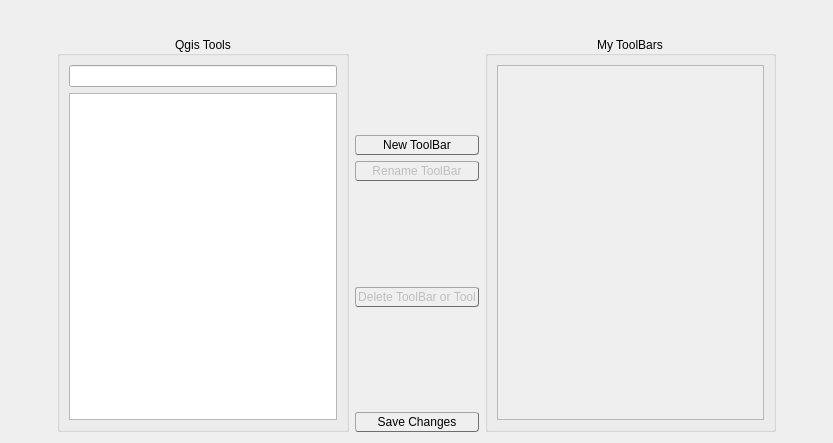
Old version of the form ui.resources/ui_CustomToolbar.ui in the repository All4Gis/CustomToolBar.
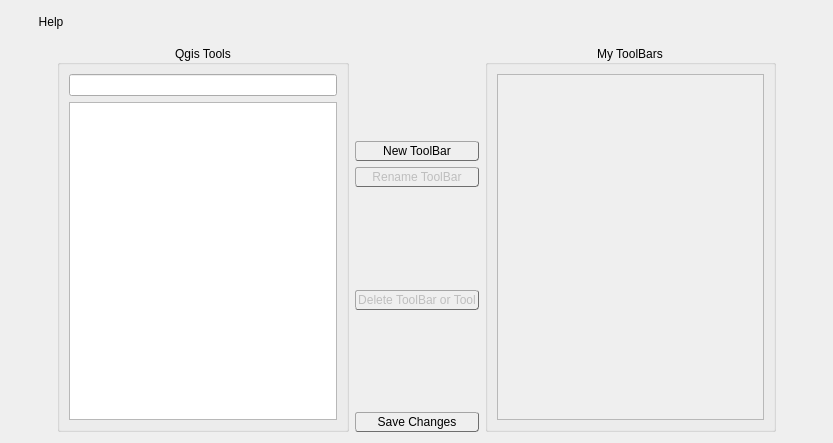
New version of the form. Icons and pictures are not drawn. Custom widgets are drawn as their Qt base class.

```diff
--- a/ui.resources/ui_CustomToolbar.ui
+++ b/ui.resources/ui_CustomToolbar.ui
@@ -21,10 +21,40 @@
    <string/>
   </property>
   <layout class="QVBoxLayout" name="verticalLayout_2">
+   <item>
+    <layout class="QHBoxLayout" name="horizontalLayout">
+     <item>
+      <widget class="QPushButton" name="help_btn">
+       <property name="cursor">
+        <cursorShape>PointingHandCursor</cursorShape>
+       </property>
+       <property name="text">
+        <string>Help</string>
+       </property>
+       <property name="flat">
+        <bool>true</bool>
+       </property>
+      </widget>
+     </item>
+     <item>
+      <spacer name="horizontalSpacer">
+       <property name="orientation">
+        <enum>Qt::Horizontal</enum>
+       </property>
+       <property name="sizeHint" stdset="0">
+        <size>
+         <width>40</width>
+         <height>20</height>
+        </size>
+       </property>
+      </spacer>
+     </item>
+    </layout>
+   </item>
    <item>
     <layout class="QHBoxLayout" name="horizontalLayout_4">
      <property name="topMargin">
-      <number>25</number>
+      <number>6</number>
      </property>
      <item>
       <layout class="QVBoxLayout" name="verticalLayout_6">
```
Left out of the diff: 42 changed lines with no effect on the pictures.
